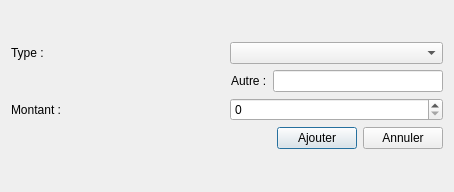
First picture: the form in Auto_Ecole/ajouterpaiment.ui, repository AmineHouari98/auto_Ecole, before the edit.
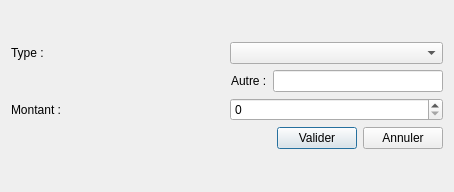
Second picture: the form after the edit.

What changed in the file:
```diff
--- a/Auto_Ecole/ajouterpaiment.ui
+++ b/Auto_Ecole/ajouterpaiment.ui
@@ -102,7 +102,7 @@
        <item>
         <widget class="QPushButton" name="pushButton">
          <property name="text">
-          <string>Ajouter</string>
+          <string>Valider</string>
          </property>
         </widget>
        </item>
```
